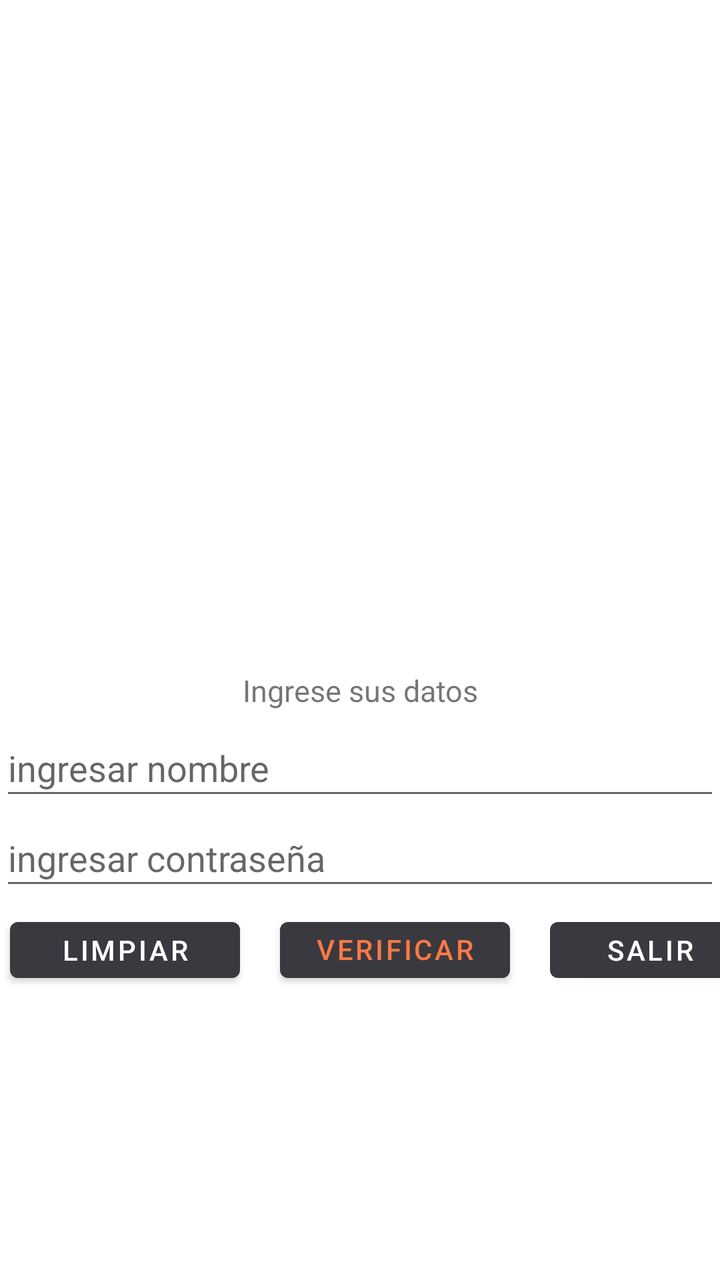
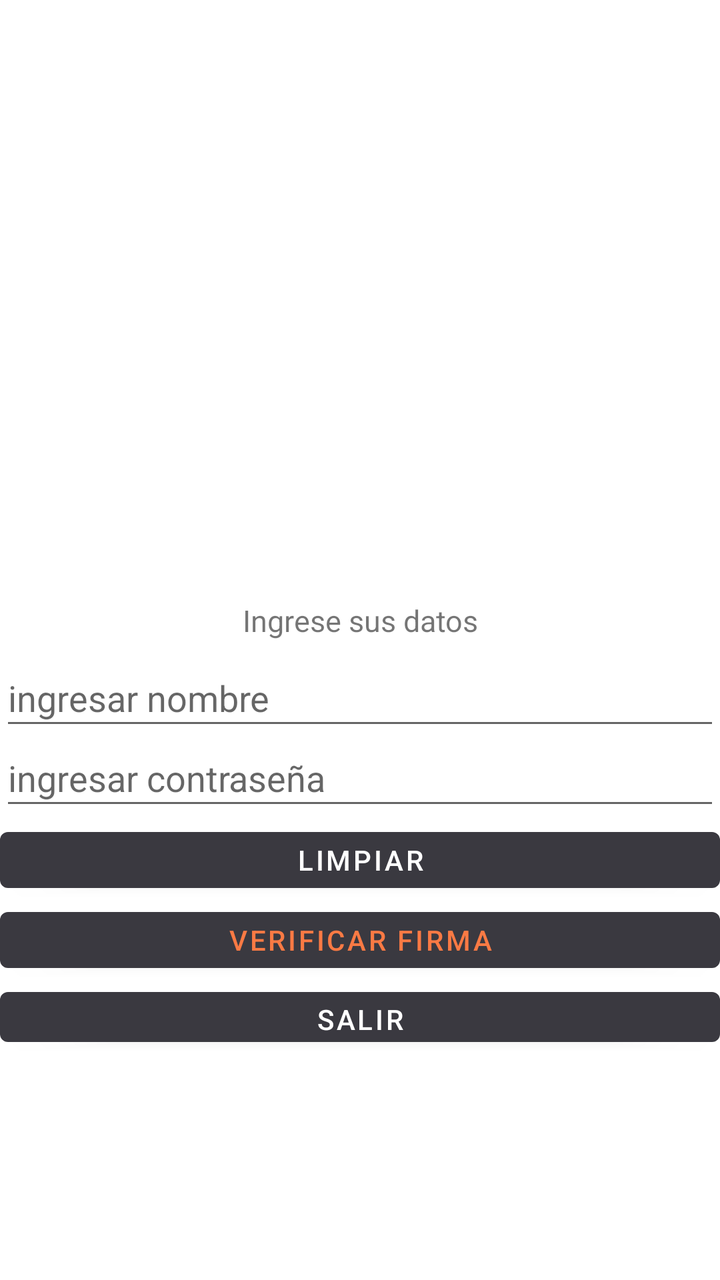

Two renders of the same Android screen: before a commit and after it. Below are the layout's source before the change and the commit's diff.
<!-- AndroidManifest.xml: application theme Theme.Proyecto_hora_extra -->
<!-- res/layout/ventana_alerta_firma.xml -->
<?xml version="1.0" encoding="utf-8"?>
<FrameLayout
    xmlns:tools="http://schemas.android.com/tools"
    xmlns:android="http://schemas.android.com/apk/res/android" android:layout_width="match_parent"
    android:windowSoftInputMode="adjustResize|stateHidden"
    android:layout_height="match_parent">
    <LinearLayout
        android:id="@+id/signLayout"
        android:layout_width="match_parent"
        android:layout_height="300dp"
        android:orientation="horizontal"
        tools:ignore="MissingConstraints" />
    <Button
        android:id="@+id/limpiar_firma"
        android:layout_width="115dp"
        android:layout_height="40dp"
        android:layout_marginLeft="5dp"
        android:layout_marginTop="455dp"
        android:textColor="@color/white"
        android:text="Limpiar"
        />
    <Button
        android:id="@+id/veri_firma"
        android:layout_width="115dp"
        android:layout_height="40dp"
        android:layout_marginLeft="140dp"
        android:layout_marginTop="455dp"
        android:textColor="@color/rojo_infa"
        android:text="Verificar firma"
        />
    <Button
        android:id="@+id/salir_firma"
        android:layout_width="100dp"
        android:layout_height="40dp"
        android:text="Salir"
        android:textColor="@color/white"
        android:layout_marginTop="455dp"
        android:layout_marginLeft="275dp"/>
    <TextView
        android:id="@+id/txt_msj_firma"
        android:layout_width="260dp"
        android:layout_height="40dp"
        android:text=""
        android:layout_marginLeft="150dp"
        android:layout_marginTop="300dp"
        android:textSize="15dp"
        android:textAlignment="center"
        />
    <TextView
        android:id="@+id/msj_intentos_firma"
        android:layout_width="150dp"
        android:layout_height="30dp"
        android:text=""
        android:layout_marginTop="300dp"
        android:textSize="15dp"
        android:textAlignment="center"
        />
    <TextView
        android:id="@+id/msj_intentos_fallidas"
        android:layout_width="match_parent"
        android:layout_height="25dp"
        android:text="Ingrese sus datos"
        android:layout_marginTop="335dp"
        android:textSize="15dp"
        android:textAlignment="center"
        />
    <AutoCompleteTextView
        android:layout_width="match_parent"
        android:layout_height="45dp"
        android:hint="ingresar nombre"
        android:id="@+id/nom_user_firma"
        android:layout_marginTop="360dp"
        />
    <EditText
        android:layout_width="match_parent"
        android:layout_height="45dp"
        android:hint="ingresar contraseña"
        android:id="@+id/pass_user_firma"
        android:layout_marginTop="405dp"
        android:inputType="textPassword"
        />
</FrameLayout>
<!-- resources referenced by this layout -->
<resources>
  <color name="rojo_infa">#FA7A44</color>
  <color name="white">#FFFFFFFF</color>
  <style name="Theme.Proyecto_hora_extra" parent="Theme.MaterialComponents.DayNight.NoActionBar">
          
          <item name="colorPrimary">@color/nigga</item>
          <item name="colorPrimaryVariant">@color/nigga</item>
          <item name="colorOnPrimary">@color/white</item>
          
          <item name="colorSecondary">@color/color_card_view</item>
          <item name="colorSecondaryVariant">@color/teal_700</item>
          <item name="colorOnSecondary">@color/black</item>
          
          <item name="android:statusBarColor" tools:targetApi="l">?attr/colorPrimaryVariant</item>
          
      </style>
  <color name="nigga">#3A3940</color>
  <color name="color_card_view">#E6FFFD</color>
  <color name="teal_700">#FF018786</color>
  <color name="black">#FF000000</color>
</resources>

<!-- the commit's change to res/layout/ventana_alerta_firma.xml (unified diff, before → after) -->
@@ -4,79 +4,81 @@
     xmlns:android="http://schemas.android.com/apk/res/android" android:layout_width="match_parent"
     android:windowSoftInputMode="adjustResize|stateHidden"
     android:layout_height="match_parent">
+
+
+    <TextView
+        android:id="@+id/txt_msj_firma"
+        android:layout_width="match_parent"
+        android:layout_height="20dp"
+        android:text=""
+        android:textAlignment="center"
+        android:textSize="12dp" />
+
     <LinearLayout
         android:id="@+id/signLayout"
         android:layout_width="match_parent"
-        android:layout_height="300dp"
+        android:layout_height="250dp"
         android:orientation="horizontal"
+        android:layout_marginTop="20dp"
         tools:ignore="MissingConstraints" />
+
     <Button
         android:id="@+id/limpiar_firma"
-        android:layout_width="115dp"
+        android:layout_width="match_parent"
         android:layout_height="40dp"
-        android:layout_marginLeft="5dp"
-        android:layout_marginTop="455dp"
+        android:layout_marginTop="410dp"
         android:textColor="@color/white"
         android:text="Limpiar"
         />
+
     <Button
         android:id="@+id/veri_firma"
-        android:layout_width="115dp"
+        android:layout_width="match_parent"
         android:layout_height="40dp"
-        android:layout_marginLeft="140dp"
-        android:layout_marginTop="455dp"
-        android:textColor="@color/rojo_infa"
+        android:layout_marginTop="450dp"
         android:text="Verificar firma"
-        />
+        android:textColor="@color/rojo_infa" />
+
     <Button
         android:id="@+id/salir_firma"
-        android:layout_width="100dp"
-        android:layout_height="40dp"
+        android:layout_width="match_parent"
+        android:layout_height="37dp"
+        android:layout_marginTop="490dp"
         android:text="Salir"
-        android:textColor="@color/white"
-        android:layout_marginTop="455dp"
-        android:layout_marginLeft="275dp"/>
-    <TextView
-        android:id="@+id/txt_msj_firma"
-        android:layout_width="260dp"
-        android:layout_height="40dp"
-        android:text=""
-        android:layout_marginLeft="150dp"
-        android:layout_marginTop="300dp"
-        android:textSize="15dp"
-        android:textAlignment="center"
-        />
+        android:textColor="@color/white" />
+
+
     <TextView
         android:id="@+id/msj_intentos_firma"
-        android:layout_width="150dp"
+        android:layout_width="match_parent"
         android:layout_height="30dp"
+        android:layout_marginTop="270dp"
         android:text=""
-        android:layout_marginTop="300dp"
-        android:textSize="15dp"
         android:textAlignment="center"
-        />
+        android:textSize="15dp" />
+
     <TextView
         android:id="@+id/msj_intentos_fallidas"
         android:layout_width="match_parent"
         android:layout_height="25dp"
+        android:layout_marginTop="300dp"
         android:text="Ingrese sus datos"
-        android:layout_marginTop="335dp"
-        android:textSize="15dp"
         android:textAlignment="center"
-        />
+        android:textSize="15dp" />
+
     <AutoCompleteTextView
         android:layout_width="match_parent"
         android:layout_height="45dp"
         android:hint="ingresar nombre"
         android:id="@+id/nom_user_firma"
-        android:layout_marginTop="360dp"
+        android:layout_marginTop="325dp"
         />
     <EditText
         android:layout_width="match_parent"
         android:layout_height="45dp"
         android:hint="ingresar contraseña"
         android:id="@+id/pass_user_firma"
-        android:layout_marginTop="405dp"
+        android:layout_marginTop="365dp"
         android:inputType="textPassword"
         />
 </FrameLayout>
